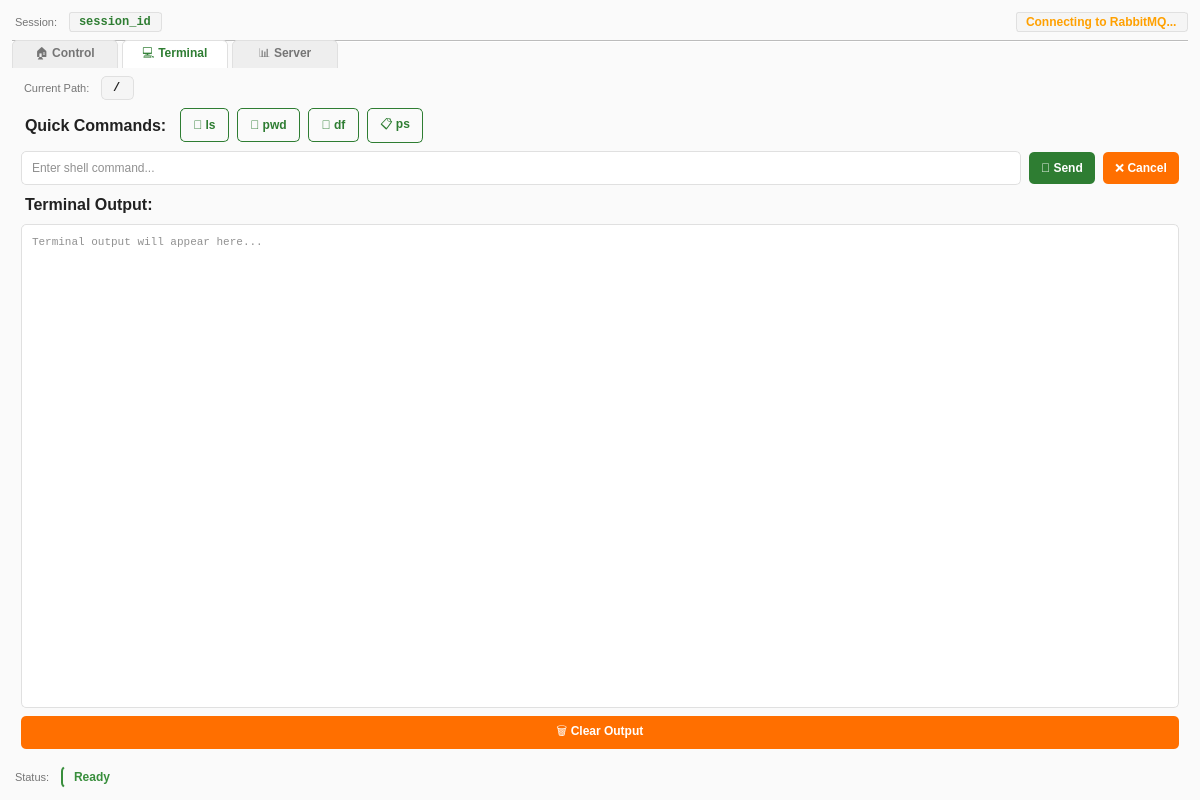
Old version of the form frontend/front.ui in the repository TigranYavroyan/GreenHouse_Application.
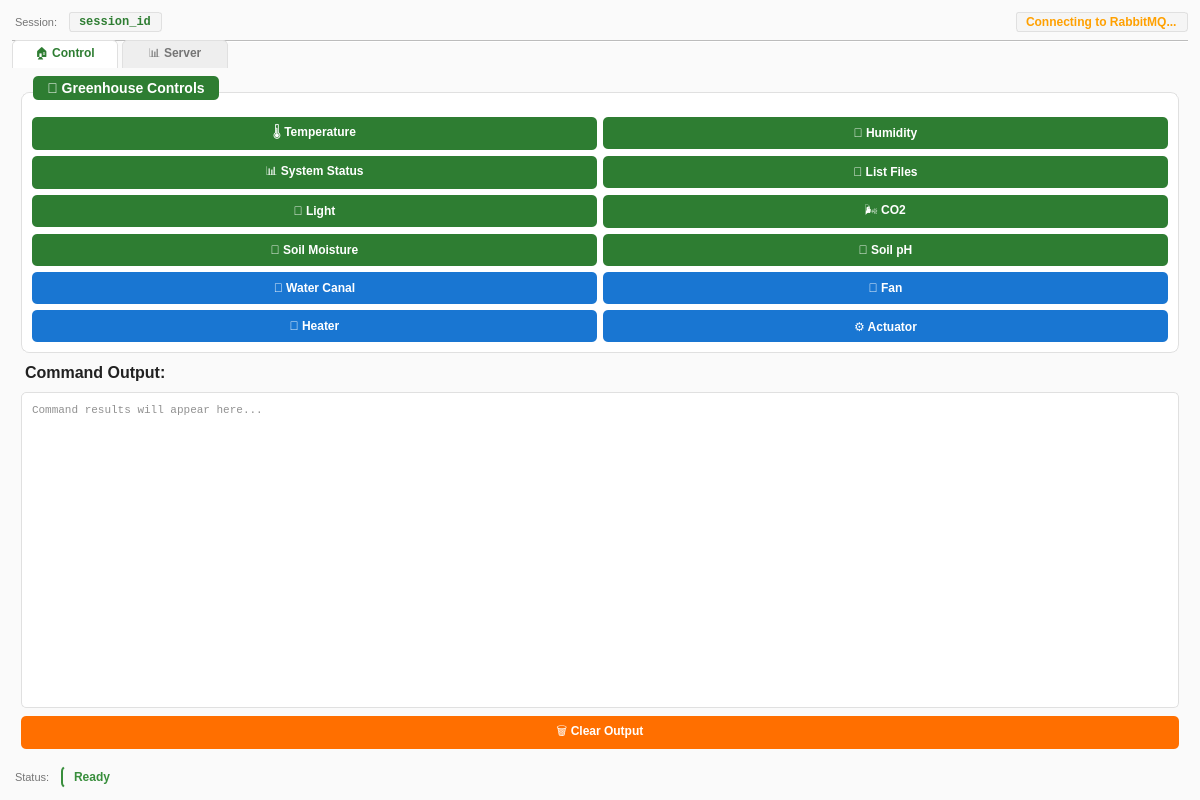
New version of the form. The open tabs and pages were chosen to show the change.

What changed in the file:
```diff
--- a/frontend/front.ui
+++ b/frontend/front.ui
@@ -380,7 +380,252 @@
 }</string>
              </property>
              <property name="text">
-              <string>📂 Current Path</string>
+              <string>💡 Light</string>
+             </property>
+            </widget>
+           </item>
+           <item row="2" column="1">
+            <widget class="QPushButton" name="co2Button">
+             <property name="minimumSize">
+              <size>
+               <width>0</width>
+               <height>32</height>
+              </size>
+             </property>
+             <property name="styleSheet">
+              <string notr="true">QPushButton {
+    background-color: #2E7D32;
+    color: #FFFFFF;
+    border: none;
+    border-radius: 5px;
+    padding: 6px 12px;
+    font-weight: 500;
+    font-size: 12px;
+    min-height: 20px;
+}
+QPushButton:hover {
+    background-color: #4CAF50;
+}
+QPushButton:pressed {
+    background-color: #1B5E20;
+}
+QPushButton:disabled {
+    background-color: #BDBDBD;
+    color: #757575;
+}</string>
+             </property>
+             <property name="text">
+              <string>🌬️ CO2</string>
+             </property>
+            </widget>
+           </item>
+           <item row="3" column="0">
+            <widget class="QPushButton" name="soilMoistureButton">
+             <property name="minimumSize">
+              <size>
+               <width>0</width>
+               <height>32</height>
+              </size>
+             </property>
+             <property name="styleSheet">
+              <string notr="true">QPushButton {
+    background-color: #2E7D32;
+    color: #FFFFFF;
+    border: none;
+    border-radius: 5px;
+    padding: 6px 12px;
+    font-weight: 500;
+    font-size: 12px;
+    min-height: 20px;
+}
+QPushButton:hover {
+    background-color: #4CAF50;
+}
+QPushButton:pressed {
+    background-color: #1B5E20;
+}
+QPushButton:disabled {
+    background-color: #BDBDBD;
+    color: #757575;
+}</string>
+             </property>
+             <property name="text">
+              <string>🌱 Soil Moisture</string>
+             </property>
+            </widget>
+           </item>
+           <item row="3" column="1">
+            <widget class="QPushButton" name="soilPHButton">
+             <property name="minimumSize">
+              <size>
+               <width>0</width>
+               <height>32</height>
+              </size>
+             </property>
+             <property name="styleSheet">
+              <string notr="true">QPushButton {
+    background-color: #2E7D32;
+    color: #FFFFFF;
+    border: none;
+    border-radius: 5px;
+    padding: 6px 12px;
+    font-weight: 500;
+    font-size: 12px;
+    min-height: 20px;
+}
+QPushButton:hover {
+    background-color: #4CAF50;
+}
+QPushButton:pressed {
+    background-color: #1B5E20;
+}
+QPushButton:disabled {
+    background-color: #BDBDBD;
+    color: #757575;
+}</string>
+             </property>
+             <property name="text">
+              <string>🧪 Soil pH</string>
+             </property>
+            </widget>
+           </item>
+           <item row="4" column="0">
+            <widget class="QPushButton" name="waterCanalButton">
+             <property name="minimumSize">
+              <size>
+               <width>0</width>
+               <height>32</height>
+              </size>
+             </property>
+             <property name="styleSheet">
+              <string notr="true">QPushButton {
+    background-color: #1976D2;
+    color: #FFFFFF;
+    border: none;
+    border-radius: 5px;
+    padding: 6px 12px;
+    font-weight: 500;
+    font-size: 12px;
+    min-height: 20px;
+}
+QPushButton:hover {
+    background-color: #2196F3;
+}
+QPushButton:pressed {
+    background-color: #0D47A1;
+}
+QPushButton:disabled {
+    background-color: #BDBDBD;
+    color: #757575;
+}</string>
+             </property>
+             <property name="text">
+              <string>🚰 Water Canal</string>
+             </property>
+            </widget>
+           </item>
+           <item row="4" column="1">
+            <widget class="QPushButton" name="fanButton">
+             <property name="minimumSize">
+              <size>
+               <width>0</width>
+               <height>32</height>
+              </size>
+             </property>
+             <property name="styleSheet">
+              <string notr="true">QPushButton {
+    background-color: #1976D2;
+    color: #FFFFFF;
+    border: none;
+    border-radius: 5px;
+    padding: 6px 12px;
+    font-weight: 500;
+    font-size: 12px;
+    min-height: 20px;
+}
+QPushButton:hover {
+    background-color: #2196F3;
+}
+QPushButton:pressed {
+    background-color: #0D47A1;
+}
+QPushButton:disabled {
+    background-color: #BDBDBD;
+    color: #757575;
+}</string>
+             </property>
+             <property name="text">
+              <string>🌀 Fan</string>
+             </property>
+            </widget>
+           </item>
+           <item row="5" column="0">
+            <widget class="QPushButton" name="heaterButton">
+             <property name="minimumSize">
+              <size>
+               <width>0</width>
+               <height>32</height>
+              </size>
+             </property>
+             <property name="styleSheet">
+              <string notr="true">QPushButton {
+    background-color: #1976D2;
+    color: #FFFFFF;
+    border: none;
+    border-radius: 5px;
+    padding: 6px 12px;
+    font-weight: 500;
+    font-size: 12px;
+    min-height: 20px;
+}
+QPushButton:hover {
+    background-color: #2196F3;
+}
+QPushButton:pressed {
+    background-color: #0D47A1;
+}
+QPushButton:disabled {
+    background-color: #BDBDBD;
+    color: #757575;
+}</string>
+             </property>
+             <property name="text">
+              <string>🔥 Heater</string>
+             </property>
+            </widget>
+           </item>
+           <item row="5" column="1">
+            <widget class="QPushButton" name="actuatorButton">
+             <property name="minimumSize">
+              <size>
+               <width>0</width>
+               <height>32</height>
+              </size>
+             </property>
+             <property name="styleSheet">
+              <string notr="true">QPushButton {
+    background-color: #1976D2;
+    color: #FFFFFF;
+    border: none;
+    border-radius: 5px;
+    padding: 6px 12px;
+    font-weight: 500;
+    font-size: 12px;
+    min-height: 20px;
+}
+QPushButton:hover {
+    background-color: #2196F3;
+}
+QPushButton:pressed {
+    background-color: #0D47A1;
+}
+QPushButton:disabled {
+    background-color: #BDBDBD;
+    color: #757575;
+}</string>
+             </property>
+             <property name="text">
+              <string>⚙️ Actuator</string>
              </property>
             </widget>
            </item>
@@ -466,415 +711,6 @@
         </item>
        </layout>
       </widget>
-      <widget class="QWidget" name="devTab">
-       <attribute name="title">
-        <string>💻 Terminal</string>
-       </attribute>
-       <layout class="QVBoxLayout" name="devTabLayout">
-        <property name="spacing">
-         <number>8</number>
-        </property>
-        <property name="leftMargin">
-         <number>8</number>
-        </property>
-        <property name="topMargin">
-         <number>8</number>
-        </property>
-        <property name="rightMargin">
-         <number>8</number>
-        </property>
-        <property name="bottomMargin">
-         <number>8</number>
-        </property>
-        <item>
-         <layout class="QHBoxLayout" name="pathLayout">
-          <item>
-           <widget class="QLabel" name="pathTitleLabel">
-            <property name="styleSheet">
-             <string notr="true">QLabel {
-    font-size: 11px;
-    color: #757575;
-    padding: 2px 0;
-}</string>
-            </property>
-            <property name="text">
-             <string>Current Path:</string>
-            </property>
-           </widget>
-          </item>
-          <item>
-           <widget class="QLabel" name="path_label">
-            <property name="styleSheet">
-             <string notr="true">QLabel {
-    font-family: Consolas, Monaco, Courier New, monospace;
-    background-color: #F5F5F5;
-    padding: 4px 8px;
-    border-radius: 5px;
-    border: 1px solid #E0E0E0;
-    color: #212121;
-    font-weight: 500;
-}</string>
-            </property>
-            <property name="text">
-             <string>/</string>
-            </property>
-           </widget>
-          </item>
-          <item>
-           <spacer name="pathSpacer">
-            <property name="orientation">
-             <enum>Qt::Horizontal</enum>
-            </property>
-            <property name="sizeHint" stdset="0">
-             <size>
-              <width>40</width>
-              <height>20</height>
-             </size>
-            </property>
-           </spacer>
-          </item>
-         </layout>
-        </item>
-        <item>
-         <layout class="QHBoxLayout" name="quickCommandsLayout">
-          <item>
-           <widget class="QLabel" name="quickCommandsLabel">
-            <property name="styleSheet">
-             <string notr="true">QLabel {
-    font-size: 16px;
-    font-weight: 500;
-    color: #212121;
-    padding: 2px 0;
-}</string>
-            </property>
-            <property name="text">
-             <string>Quick Commands:</string>
-            </property>
-           </widget>
-          </item>
-          <item>
-           <widget class="QPushButton" name="lsButton">
-            <property name="minimumSize">
-             <size>
-              <width>0</width>
-              <height>34</height>
-             </size>
-            </property>
-            <property name="styleSheet">
-             <string notr="true">QPushButton {
-    background-color: transparent;
-    color: #2E7D32;
-    border: 1px solid #2E7D32;
-    border-radius: 5px;
-    padding: 6px 12px;
-    font-weight: 500;
-    font-size: 12px;
-    min-height: 20px;
-}
-QPushButton:hover {
-    background-color: #2E7D32;
-    color: #FFFFFF;
-}
-QPushButton:pressed {
-    background-color: #1B5E20;
-    border-color: #1B5E20;
-}</string>
-            </property>
-            <property name="text">
-             <string>📁 ls</string>
-            </property>
-           </widget>
-          </item>
-          <item>
-           <widget class="QPushButton" name="pwdButton">
-            <property name="minimumSize">
-             <size>
-              <width>0</width>
-              <height>34</height>
-             </size>
-            </property>
-            <property name="styleSheet">
-             <string notr="true">QPushButton {
-    background-color: transparent;
-    color: #2E7D32;
-    border: 1px solid #2E7D32;
-    border-radius: 5px;
-    padding: 6px 12px;
-    font-weight: 500;
-    font-size: 12px;
-    min-height: 20px;
-}
-QPushButton:hover {
-    background-color: #2E7D32;
-    color: #FFFFFF;
-}
-QPushButton:pressed {
-    background-color: #1B5E20;
-    border-color: #1B5E20;
-}</string>
-            </property>
-            <property name="text">
-             <string>📂 pwd</string>
-            </property>
-           </widget>
-          </item>
-          <item>
-           <widget class="QPushButton" name="dfButton">
-            <property name="minimumSize">
-             <size>
-              <width>0</width>
-              <height>34</height>
-             </size>
-            </property>
-            <property name="styleSheet">
-             <string notr="true">QPushButton {
-    background-color: transparent;
-    color: #2E7D32;
-    border: 1px solid #2E7D32;
-    border-radius: 5px;
-    padding: 6px 12px;
-    font-weight: 500;
-    font-size: 12px;
-    min-height: 20px;
-}
-QPushButton:hover {
-    background-color: #2E7D32;
-    color: #FFFFFF;
-}
-QPushButton:pressed {
-    background-color: #1B5E20;
-    border-color: #1B5E20;
-}</string>
-            </property>
-            <property name="text">
-             <string>💾 df</string>
-            </property>
-           </widget>
-          </item>
-          <item>
-           <widget class="QPushButton" name="psButton">
-            <property name="minimumSize">
-             <size>
-              <width>0</width>
-              <height>34</height>
-             </size>
-            </property>
-            <property name="styleSheet">
-             <string notr="true">QPushButton {
-    background-color: transparent;
-    color: #2E7D32;
-    border: 1px solid #2E7D32;
-    border-radius: 5px;
-    padding: 6px 12px;
-    font-weight: 500;
-    font-size: 12px;
-    min-height: 20px;
-}
-QPushButton:hover {
-    background-color: #2E7D32;
-    color: #FFFFFF;
-}
-QPushButton:pressed {
-    background-color: #1B5E20;
-    border-color: #1B5E20;
-}</string>
-            </property>
-            <property name="text">
-             <string>📋 ps</string>
-            </property>
-           </widget>
-          </item>
-          <item>
-           <spacer name="quickCommandsSpacer">
-            <property name="orientation">
-             <enum>Qt::Horizontal</enum>
-            </property>
-            <property name="sizeHint" stdset="0">
-             <size>
-              <width>40</width>
-              <height>20</height>
-             </size>
-            </property>
-           </spacer>
-          </item>
-         </layout>
-        </item>
-        <item>
-         <layout class="QHBoxLayout" name="commandInputLayout">
-          <item>
-           <widget class="QLineEdit" name="command_input">
-            <property name="minimumSize">
-             <size>
-              <width>0</width>
-              <height>34</height>
-             </size>
-            </property>
-            <property name="styleSheet">
-             <string notr="true">QLineEdit {
-    background-color: #FFFFFF;
-    border: 1px solid #E0E0E0;
-    border-radius: 5px;
-    padding: 6px 8px;
-    font-size: 12px;
-    color: #212121;
-    min-height: 20px;
-}
-QLineEdit:focus {
-    border: 1px solid #2E7D32;
-}</string>
-            </property>
-            <property name="placeholderText">
-             <string>Enter shell command...</string>
-            </property>
-           </widget>
-          </item>
-          <item>
-           <widget class="QPushButton" name="btn_send">
-            <property name="minimumSize">
-             <size>
-              <width>0</width>
-              <height>32</height>
-             </size>
-            </property>
-            <property name="styleSheet">
-             <string notr="true">QPushButton {
-    background-color: #2E7D32;
-    color: #FFFFFF;
-    border: none;
-    border-radius: 5px;
-    padding: 6px 12px;
-    font-weight: 500;
-    font-size: 12px;
-    min-height: 20px;
-}
-QPushButton:hover {
-    background-color: #4CAF50;
-}
-QPushButton:pressed {
-    background-color: #1B5E20;
-}
-QPushButton:disabled {
-    background-color: #BDBDBD;
-    color: #757575;
-}</string>
-            </property>
-            <property name="text">
-             <string>🚀 Send</string>
-            </property>
-           </widget>
-          </item>
-          <item>
-           <widget class="QPushButton" name="btn_cancel">
-            <property name="minimumSize">
-             <size>
-              <width>0</width>
-              <height>32</height>
-             </size>
-            </property>
-            <property name="styleSheet">
-             <string notr="true">QPushButton {
-    background-color: #FF6F00;
-    color: #FFFFFF;
-    border: none;
-    border-radius: 5px;
-    padding: 6px 12px;
-    font-weight: 500;
-    font-size: 12px;
-    min-height: 20px;
-}
-QPushButton:hover {
-    background-color: #FF9800;
-}
-QPushButton:pressed {
-    background-color: #E65100;
-}</string>
-            </property>
-            <property name="text">
-             <string>❌ Cancel</string>
-            </property>
-           </widget>
-          </item>
-         </layout>
-        </item>
-        <item>
-         <widget class="QLabel" name="devOutputLabel">
-          <property name="styleSheet">
-           <string notr="true">QLabel {
-    font-size: 16px;
-    font-weight: 500;
-    color: #212121;
-    padding: 2px 0;
-}</string>
-          </property>
-          <property name="text">
-           <string>Terminal Output:</string>
-          </property>
-         </widget>
-        </item>
-        <item>
-         <widget class="QTextEdit" name="dev_output">
-          <property name="minimumSize">
-           <size>
-            <width>0</width>
-            <height>300</height>
-           </size>
-          </property>
-          <property name="styleSheet">
-           <string notr="true">QTextEdit {
-    background-color: #FFFFFF;
-    border: 1px solid #E0E0E0;
-    border-radius: 5px;
-    padding: 6px;
-    font-family: Consolas, Monaco, Courier New, monospace;
-    font-size: 11px;
-    color: #212121;
-    selection-background-color: #4CAF50;
-}
-QTextEdit:focus {
-    border: 1px solid #2E7D32;
-}</string>
-          </property>
-          <property name="readOnly">
-           <bool>true</bool>
-          </property>
-          <property name="placeholderText">
-           <string>Terminal output will appear here...</string>
-          </property>
-         </widget>
-        </item>
-        <item>
-         <widget class="QPushButton" name="btn_clear_dev">
-          <property name="minimumSize">
-           <size>
-            <width>0</width>
-            <height>32</height>
-           </size>
-          </property>
-          <property name="styleSheet">
-           <string notr="true">QPushButton {
-    background-color: #FF6F00;
-    color: #FFFFFF;
-    border: none;
-    border-radius: 5px;
-    padding: 6px 12px;
-    font-weight: 500;
-    font-size: 12px;
-    min-height: 20px;
-}
-QPushButton:hover {
-    background-color: #FF9800;
-}
-QPushButton:pressed {
-    background-color: #E65100;
-}</string>
-          </property>
-          <property name="text">
-           <string>🗑️ Clear Output</string>
-          </property>
-         </widget>
-        </item>
-       </layout>
-      </widget>
       <widget class="QWidget" name="serverTab">
        <attribute name="title">
         <string>📊 Server</string>
```
Left out of the diff: 4 changed lines with no effect on the pictures.
